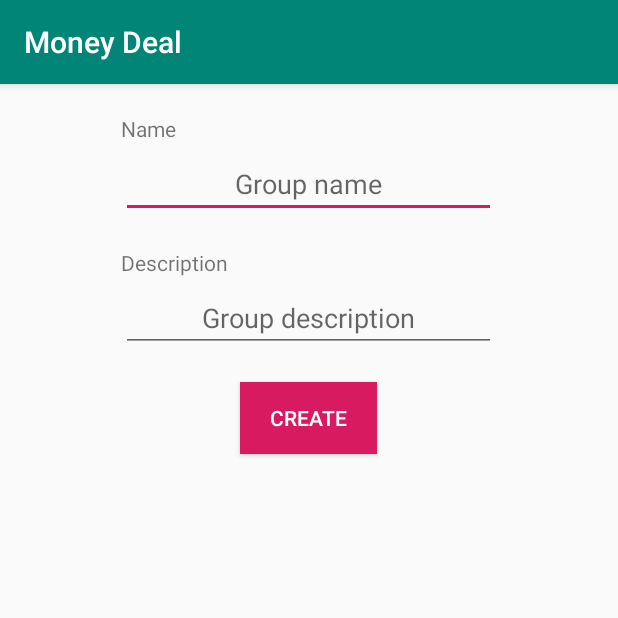
After one commit to TheRecoveryTeam/dengi-deal, an Android app: the fragment GroupCreationFragment shown on its own in the app's theme, on a phone screen of 412 x 824 dp, the top half of it. The commit adds this screen. Run offline under Robolectric (Android 15) with nearby library versions, the phone set to English and light mode, and no system bars.

Commit message:
[+] added create group

```diff
--- a/app/src/main/java/ru/moneydeal/app/AppDatabase.java
+++ b/app/src/main/java/ru/moneydeal/app/AppDatabase.java
@@ -12,7 +12,7 @@ import ru.moneydeal.app.auth.AuthEntity;
 import ru.moneydeal.app.group.GroupEntity;
 import ru.moneydeal.app.group.GroupUserEntity;
 
-@Database(entities = {AuthEntity.class, GroupEntity.class, GroupUserEntity.class}, version = 2, exportSchema = false)
+@Database(entities = {AuthEntity.class, GroupEntity.class, GroupUserEntity.class}, version = 3, exportSchema = false)
 public abstract class AppDatabase extends RoomDatabase {
 
     public abstract AuthDao getAuthDao();
--- /dev/null
+++ b/app/src/main/java/ru/moneydeal/app/GroupCreationViewModel.java
@@ -0,0 +1,107 @@
+package ru.moneydeal.app;
+
+import android.app.Application;
+import android.text.TextUtils;
+import android.util.Log;
+
+import androidx.annotation.NonNull;
+import androidx.constraintlayout.widget.Group;
+import androidx.lifecycle.AndroidViewModel;
+import androidx.lifecycle.LiveData;
+import androidx.lifecycle.MediatorLiveData;
+
+import java.util.Objects;
+
+import ru.moneydeal.app.group.GroupRepo;
+
+public class GroupCreationViewModel extends AndroidViewModel {
+    private GroupCreationData mGroupCreationData = new GroupCreationData("", "");
+
+    private MediatorLiveData<GroupCreationState> mGroupCreationState = new MediatorLiveData<>();
+
+
+    public GroupCreationViewModel(@NonNull Application application) {
+        super(application);
+        mGroupCreationState.setValue(GroupCreationState.NONE);
+    }
+
+    public void createGroup(String name, String description) {
+        GroupCreationData last = mGroupCreationData;
+        mGroupCreationData = new GroupCreationData(name, description);
+
+        if (!mGroupCreationData.isValid()) {
+            mGroupCreationState.setValue(GroupCreationState.FAILED);
+        } else if (last != null && last.equals(mGroupCreationData)) {
+            Log.d("GroupCreationViewModel", "Ignoring duplicate request with register data");
+        } else if (mGroupCreationState.getValue() != GroupCreationState.IN_PROGRESS) {
+            create(mGroupCreationData);
+        }
+    }
+
+    public LiveData<GroupCreationState> getProgress() {
+        return mGroupCreationState;
+    }
+
+    private void create(GroupCreationData data) {
+        mGroupCreationState.setValue(GroupCreationState.IN_PROGRESS);
+        final LiveData<GroupRepo.CreationProgress> progressLiveData = GroupRepo
+                .getInstance(getApplication())
+                .createGroup(
+                        data.getmName(),
+                        data.getmDescription()
+                );
+
+        mGroupCreationState.addSource(progressLiveData, creationProgress -> {
+            if (creationProgress == GroupRepo.CreationProgress.SUCCESS) {
+                mGroupCreationState.postValue(GroupCreationState.SUCCESS);
+                mGroupCreationState.removeSource(progressLiveData);
+            } else if (creationProgress == GroupRepo.CreationProgress.FAILED) {
+                mGroupCreationState.postValue(GroupCreationState.FAILED);
+                mGroupCreationState.removeSource(progressLiveData);
+            }
+        });
+    }
+
+    public enum GroupCreationState {
+        NONE,
+        IN_PROGRESS,
+        SUCCESS,
+        FAILED
+    }
+
+    public static class GroupCreationData {
+        protected String mName;
+        protected String mDescription;
+
+        public GroupCreationData(String name, String description) {
+            mName = name;
+            mDescription = description;
+        }
+
+        public String getmName() {
+            return mName;
+        }
+
+        public String getmDescription() {
+            return mDescription;
+        }
+
+        public boolean isValid() {
+            return !TextUtils.isEmpty(mName) && !TextUtils.isEmpty(mDescription);
+        }
+
+        @Override
+        public boolean equals(Object o) {
+            if (this == o) return true;
+            if (o == null || getClass() != o.getClass()) return false;
+            GroupCreationData creationData = (GroupCreationData) o;
+            return Objects.equals(mName, creationData.mName) &&
+                    Objects.equals(mDescription, creationData.mDescription);
+        }
+
+        @Override
+        public int hashCode() {
+            return Objects.hash(mName, mDescription);
+        }
+    }
+}
--- a/app/src/main/java/ru/moneydeal/app/IRouter.java
+++ b/app/src/main/java/ru/moneydeal/app/IRouter.java
@@ -8,4 +8,5 @@ public interface IRouter {
     void showHistory();
     void showLogin();
     void showFragmentGroup(@NonNull String groupId);
+    void showGroupCreation();
 }
--- /dev/null
+++ b/app/src/main/java/ru/moneydeal/app/pages/GroupCreationFragment.java
@@ -0,0 +1,64 @@
+package ru.moneydeal.app.pages;
+
+import android.os.Bundle;
+import android.view.LayoutInflater;
+import android.view.View;
+import android.view.ViewGroup;
+import android.widget.Button;
+import android.widget.EditText;
+import android.widget.Toast;
+
+import androidx.annotation.NonNull;
+import androidx.annotation.Nullable;
+import androidx.fragment.app.Fragment;
+import androidx.lifecycle.ViewModelProvider;
+
+import ru.moneydeal.app.GroupCreationViewModel;
+import ru.moneydeal.app.IRouter;
+import ru.moneydeal.app.R;
+
+public class GroupCreationFragment extends Fragment {
+    private GroupCreationViewModel mGroupCreationModel;
+
+    @Nullable
+    @Override
+    public View onCreateView(@NonNull LayoutInflater inflater, @Nullable ViewGroup container,
+                             @Nullable Bundle savedInstanceState) {
+
+        return inflater.inflate(R.layout.group_create, container, false);
+    }
+
+    @Override
+    public void onViewCreated(@NonNull View view, @Nullable Bundle savedInstanceState) {
+        mGroupCreationModel = new ViewModelProvider(getActivity()).get(GroupCreationViewModel.class);
+
+        final Button createButton = view.findViewById(R.id.creationGroupButton);
+        final EditText nameInput = view.findViewById(R.id.groupCreationNameInput);
+        final EditText descriptionInput = view.findViewById(R.id.groupCreationDescriptionInput);
+
+        mGroupCreationModel.getProgress().observe(getViewLifecycleOwner(), creationState -> {
+            if (creationState == GroupCreationViewModel.GroupCreationState.FAILED) {
+                int color = getResources().getColor(android.R.color.holo_red_dark);
+
+                nameInput.setTextColor(color);
+                descriptionInput.setTextColor(color);
+            } else if (creationState == GroupCreationViewModel.GroupCreationState.SUCCESS) {
+                Toast.makeText(getContext(), "Success creation", Toast.LENGTH_LONG).show();
+                switchToHistory();
+            }
+        });
+
+        createButton.setOnClickListener(v -> mGroupCreationModel.createGroup(
+                nameInput.getText().toString(),
+                descriptionInput.getText().toString()
+        ));
+    }
+
+    private void switchToHistory() {
+        IRouter activity = (IRouter) getActivity();
+
+        if (activity != null) {
+            activity.showHistory();
+        }
+    }
+}
--- /dev/null
+++ b/app/src/main/res/layout/group_create.xml
@@ -0,0 +1,65 @@
+<?xml version="1.0" encoding="utf-8"?>
+<RelativeLayout xmlns:android="http://schemas.android.com/apk/res/android"
+    android:orientation="vertical" android:layout_width="match_parent"
+    android:layout_height="match_parent">
+
+    <TextView
+        android:id="@+id/groupCreationNameLabel"
+        android:layout_width="@dimen/phoneInputWidth"
+        android:layout_height="wrap_content"
+        android:layout_centerHorizontal="true"
+        android:layout_marginTop="@dimen/spacingM"
+        android:text="@string/group_creation_name_label_text"
+        android:labelFor="@id/groupCreationNameLabel"
+        />
+
+    <EditText
+        android:id="@+id/groupCreationNameInput"
+        android:layout_width="@dimen/phoneInputWidth"
+        android:layout_height="@dimen/inputHeight"
+        android:layout_below="@id/groupCreationNameLabel"
+        android:layout_centerHorizontal="true"
+        android:layout_marginTop="@dimen/spacingS"
+        android:gravity="center_horizontal"
+        android:inputType="text"
+        android:hint="@string/creationGroupName"
+        />
+
+    <TextView
+        android:id="@+id/groupCreationDescriptionLabel"
+        android:layout_width="@dimen/phoneInputWidth"
+        android:layout_height="wrap_content"
+        android:layout_below="@id/groupCreationNameInput"
+        android:layout_centerHorizontal="true"
+        android:layout_marginTop="@dimen/spacingM"
+        android:text="@string/group_creation_description_label_text"
+        android:labelFor="@id/groupCreationDescriptionLabel"
+        />
+
+    <EditText
+        android:id="@+id/groupCreationDescriptionInput"
+        android:layout_width="@dimen/phoneInputWidth"
+        android:layout_height="@dimen/inputHeight"
+        android:layout_below="@id/groupCreationDescriptionLabel"
+        android:layout_centerHorizontal="true"
+        android:layout_marginTop="@dimen/spacingS"
+        android:gravity="center_horizontal"
+        android:inputType="text"
+        android:hint="@string/creationGroupDescription"
+        />
+
+
+    <Button
+        android:id="@+id/creationGroupButton"
+        android:layout_width="wrap_content"
+        android:layout_height="wrap_content"
+        android:layout_below="@id/groupCreationDescriptionInput"
+        android:layout_marginTop="@dimen/spacingM"
+        android:background="@color/colorAccent"
+        android:paddingLeft="@dimen/spacingM"
+        android:paddingRight="@dimen/spacingM"
+        android:text="@string/creationGroupButton"
+        android:layout_centerHorizontal="true"
+        android:textColor="@color/white" />
+
+</RelativeLayout>
--- a/app/src/main/res/values/strings.xml
+++ b/app/src/main/res/values/strings.xml
@@ -10,4 +10,11 @@
     <string name="login">Login</string>
     <string name="group_name">Group name</string>
     <string name="group_description">Group description</string>
+    <string name="add_group_button_text">Add group</string>
+    <string name="group_creation_name_label_text">Name</string>
+    <string name="group_creation_description_label_text">Description</string>
+    <string name="creationGroupName">Group name</string>
+    <string name="creationGroupDescription">Group description</string>
+    <string name="creationGroupButton">Create</string>
+
 </resources>
```
Also changed, not shown: app/src/main/java/ru/moneydeal/app/MainActivity.java (+9 -0 lines), app/src/main/java/ru/moneydeal/app/group/GroupRepo.java (+35 -0 lines), app/src/main/java/ru/moneydeal/app/network/GroupApi.java (+14 -0 lines), app/src/main/java/ru/moneydeal/app/pages/GroupListFragment.java (+15 -0 lines), app/src/main/res/layout/group_list_fragment.xml (+16 -0 lines).
